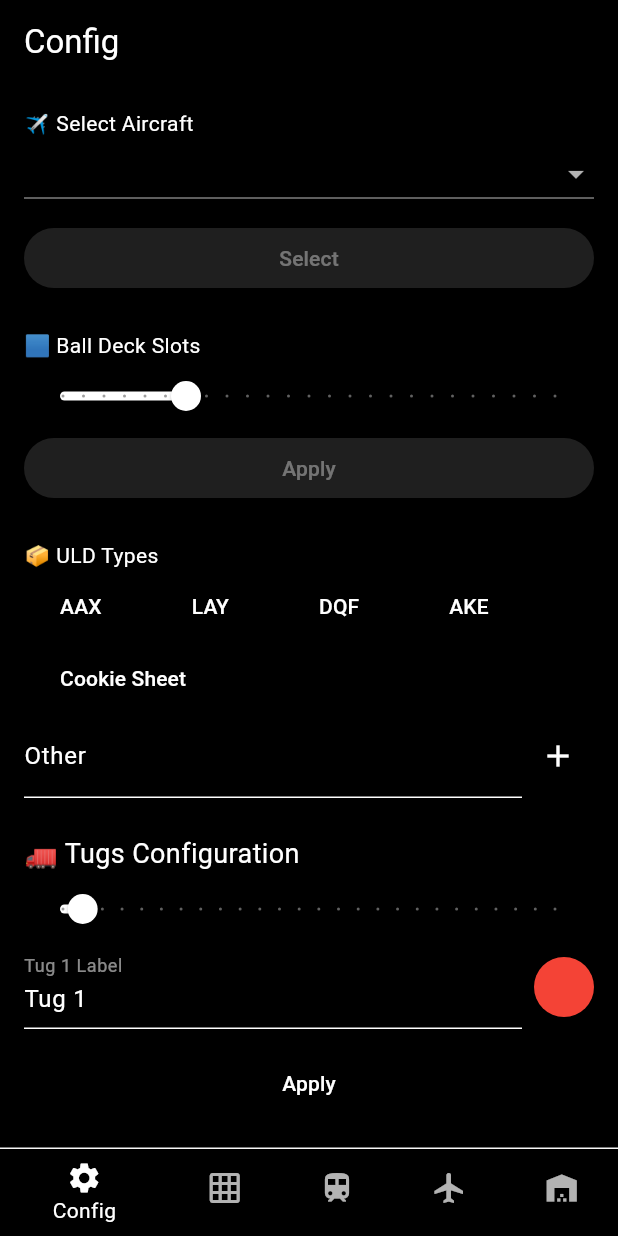
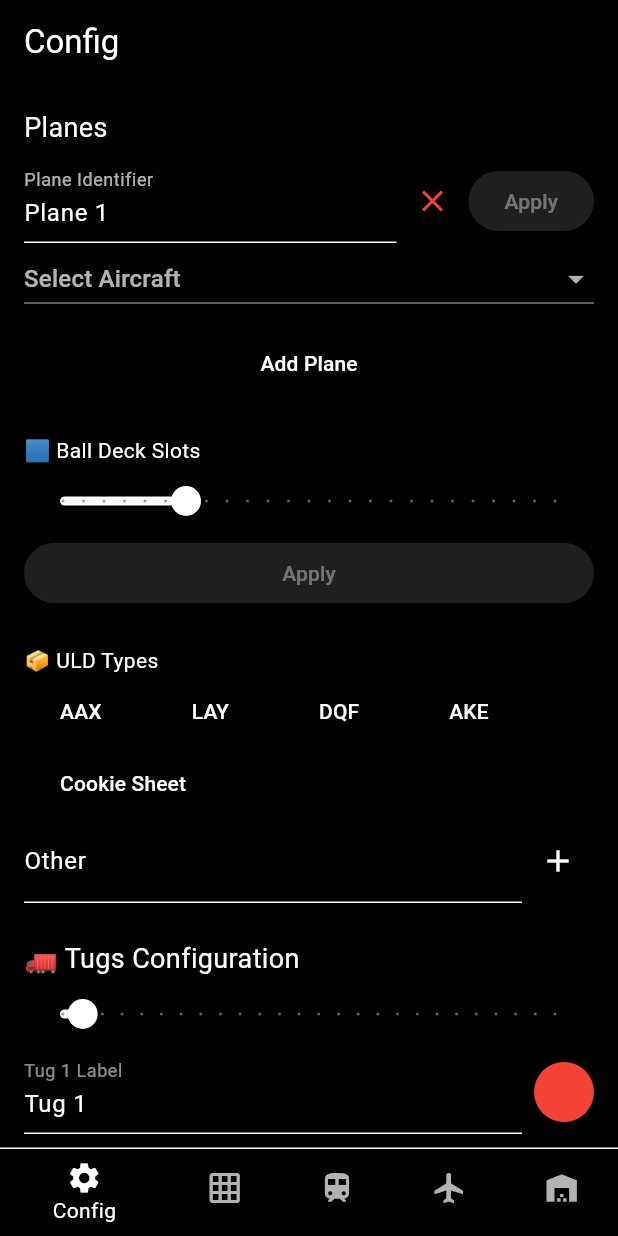
Before and after one commit to Pistote-Initative-Studio/Ramp-Loading-App, a Flutter app: the screen it shows after launch, on a phone screen of 412 x 824 dp. Run offline on Flutter 3.47's test engine with Material 3 defaults, Android fonts, the phone set to English and light mode, and no system bars; our stand-ins replace dotted_border, flutter_riverpod, hive, hive_flutter; accounts and stored records are empty.

Commit message:
removed old plane section config and new config in wrong place, put new config in correct place

```diff
--- a/lib/pages/config_page.dart
+++ b/lib/pages/config_page.dart
@@ -72,9 +72,6 @@ class _ConfigPageState extends ConsumerState<ConfigPage> {
   int _planeCount = 0;
   List<_PlaneDraft> planeDrafts = [];
 
-  Aircraft? _dropdownAircraft;
-  LoadingSequence? _dropdownConfig;
-
   final List<String> uldOptions = ['AAX', 'LAY', 'DQF', 'AKE', 'Cookie Sheet'];
 
   final List<Aircraft> aircraftList = [
@@ -93,12 +90,6 @@ class _ConfigPageState extends ConsumerState<ConfigPage> {
   void initState() {
     super.initState();
     WidgetsBinding.instance.addPostFrameCallback((_) {
-      final savedAircraft = ref.read(aircraftProvider);
-      if (savedAircraft != null) {
-        setState(() {
-          _dropdownAircraft = savedAircraft;
-        });
-      }
       // Sync the slider with the current ball deck slot count
       final deckSlots = ref.read(ballDeckProvider).slots.length;
       setState(() => ballDeckCount = deckSlots);
@@ -375,7 +366,6 @@ class _ConfigPageState extends ConsumerState<ConfigPage> {
 
   @override
   Widget build(BuildContext context) {
-    final aircraftConfigs = _dropdownAircraft?.configs ?? [];
     final ballDeck = ref.watch(ballDeckProvider);
 
     return Scaffold(
@@ -385,79 +375,99 @@ class _ConfigPageState extends ConsumerState<ConfigPage> {
         padding: const EdgeInsets.all(16),
         children: [
           const Text(
-            '✈️ Select Aircraft',
-            style: TextStyle(color: Colors.white),
+            'Planes',
+            style: TextStyle(color: Colors.white, fontSize: 18),
+          ),
+          Column(
+            children: List.generate(_planeDrafts.length, (i) {
+              final draft = _planeDrafts[i];
+              final cfgs = draft.aircraft?.configs ?? [];
+              return Padding(
+                padding: const EdgeInsets.symmetric(vertical: 8),
+                child: Column(
+                  crossAxisAlignment: CrossAxisAlignment.start,
+                  children: [
+                    Row(
+                      children: [
+                        Expanded(
+                          child: TextField(
+                            controller: draft.nameController,
+                            style: const TextStyle(color: Colors.white),
+                            decoration: const InputDecoration(
+                              labelText: 'Plane Identifier',
+                              labelStyle: TextStyle(color: Colors.white70),
+                            ),
+                          ),
+                        ),
+                        IconButton(
+                          icon: const Icon(Icons.close, color: Colors.red),
+                          onPressed: () => _deletePlane(i),
+                        ),
+                        ElevatedButton(
+                          onPressed:
+                              draft.aircraft != null && draft.config != null
+                                  ? () => _applyPlane(i)
+                                  : null,
+                          child: const Text('Apply'),
+                        ),
+                      ],
                     ),
                     DropdownButton<Aircraft>(
-            value: _dropdownAircraft,
+                      value: draft.aircraft,
                       isExpanded: true,
                       dropdownColor: Colors.black,
+                      hint: const Text(
+                        'Select Aircraft',
+                        style: TextStyle(color: Colors.white70),
+                      ),
                       items:
                           aircraftList
-                    .map((a) => DropdownMenuItem(value: a, child: Text(a.name)))
+                              .map(
+                                (a) => DropdownMenuItem(
+                                  value: a,
+                                  child: Text(a.name),
+                                ),
+                              )
                               .toList(),
                       onChanged: (value) {
                         setState(() {
-                _dropdownAircraft = value;
-                _dropdownConfig = null;
+                          draft.aircraft = value;
+                          draft.config =
+                              null; // Reset config when aircraft changes
                         });
                       },
                     ),
-          if (aircraftConfigs.isNotEmpty)
-            Column(
-              crossAxisAlignment: CrossAxisAlignment.start,
-              children: [
-                const SizedBox(height: 16),
-                const Text(
-                  '📋 Select Configuration',
-                  style: TextStyle(color: Colors.white),
-                ),
+                    if (cfgs.isNotEmpty)
                       DropdownButton<LoadingSequence>(
-                  value: _dropdownConfig,
+                        value: draft.config,
                         isExpanded: true,
                         dropdownColor: Colors.black,
                         hint: const Text(
-                    'Choose Configuration',
+                          'Select Configuration',
                           style: TextStyle(color: Colors.white70),
                         ),
                         items:
-                      aircraftConfigs
+                            cfgs
                                 .map(
                                   (cfg) => DropdownMenuItem(
                                     value: cfg,
-                              child: Text(
-                                cfg.label,
-                                style: const TextStyle(color: Colors.white),
-                              ),
+                                    child: Text(cfg.label),
                                   ),
                                 )
                                 .toList(),
                         onChanged: (cfg) {
-                    setState(() => _dropdownConfig = cfg);
+                          setState(() => draft.config = cfg);
                         },
                       ),
                   ],
                 ),
-          const SizedBox(height: 8),
+              );
+            }),
+          ),
+          if (_planeDrafts.length < 15)
             ElevatedButton(
-            onPressed:
-                (_dropdownAircraft != null && _dropdownConfig != null)
-                    ? () {
-                      ref.read(aircraftProvider.notifier).state =
-                          _dropdownAircraft;
-                      ref
-                          .read(planeProvider.notifier)
-                          .selectSequence(_dropdownConfig!);
-                      ScaffoldMessenger.of(context).showSnackBar(
-                        SnackBar(
-                          content: Text(
-                            '${_dropdownAircraft!.name} with config ${_dropdownConfig!.label} selected',
-                          ),
-                        ),
-                      );
-                    }
-                    : null,
-            child: const Text('Select'),
+              onPressed: _addPlane,
+              child: const Text('Add Plane'),
             ),
           const SizedBox(height: 24),
           const Text(
@@ -670,102 +680,6 @@ class _ConfigPageState extends ConsumerState<ConfigPage> {
             child: const Text('Apply Changes'),
           ),
           const SizedBox(height: 32),
-          const Text(
-            '✈️ Planes',
-            style: TextStyle(color: Colors.white, fontSize: 18),
-          ),
-          Column(
-            children: List.generate(_planeDrafts.length, (i) {
-              final draft = _planeDrafts[i];
-              final cfgs = draft.aircraft?.configs ?? [];
-              return Padding(
-                padding: const EdgeInsets.symmetric(vertical: 8),
-                child: Column(
-                  crossAxisAlignment: CrossAxisAlignment.start,
-                  children: [
-                    Row(
-                      children: [
-                        Expanded(
-                          child: TextField(
-                            controller: draft.nameController,
-                            style: const TextStyle(color: Colors.white),
-                            decoration: const InputDecoration(
-                              labelText: 'Plane Name',
-                              labelStyle: TextStyle(color: Colors.white70),
-                            ),
-                          ),
-                        ),
-                        IconButton(
-                          icon: const Icon(Icons.close, color: Colors.red),
-                          onPressed: () => _deletePlane(i),
-                        ),
-                        ElevatedButton(
-                          onPressed:
-                              draft.aircraft != null && draft.config != null
-                                  ? () => _applyPlane(i)
-                                  : null,
-                          child: const Text('Apply'),
-                        ),
-                      ],
-                    ),
-                    DropdownButton<Aircraft>(
-                      value: draft.aircraft,
-                      isExpanded: true,
-                      dropdownColor: Colors.black,
-                      hint: const Text(
-                        'Select Aircraft',
-                        style: TextStyle(color: Colors.white70),
-                      ),
-                      items:
-                          aircraftList
-                              .map(
-                                (a) => DropdownMenuItem(
-                                  value: a,
-                                  child: Text(a.name),
-                                ),
-                              )
-                              .toList(),
-                      onChanged: (value) {
-                        setState(() {
-                          draft.aircraft = value;
-                          draft.config =
-                              null; // Reset config when aircraft changes
-                        });
-                      },
-                    ),
-                    if (cfgs.isNotEmpty)
-                      DropdownButton<LoadingSequence>(
-                        value: draft.config,
-                        isExpanded: true,
-                        dropdownColor: Colors.black,
-                        hint: const Text(
-                          'Select Configuration',
-                          style: TextStyle(color: Colors.white70),
-                        ),
-                        items:
-                            cfgs
-                                .map(
-                                  (cfg) => DropdownMenuItem(
-                                    value: cfg,
-                                    child: Text(cfg.label),
-                                  ),
-                                )
-                                .toList(),
-                        onChanged: (cfg) {
-                          setState(() => draft.config = cfg);
-                        },
-                      ),
-                  ],
-                ),
-              );
-            }),
-          ),
-          if (_planeDrafts.length < 15)
-            ElevatedButton(
-              onPressed: _addPlane,
-              child: const Text('Add Plane'),
-            ),
-          const SizedBox(height: 32),
           const Text('🏬 Storage Slots', style: TextStyle(color: Colors.white)),
           Slider(
             value: storageCount.toDouble(),
```
Lines whose indentation alone changed are shown as unchanged.
